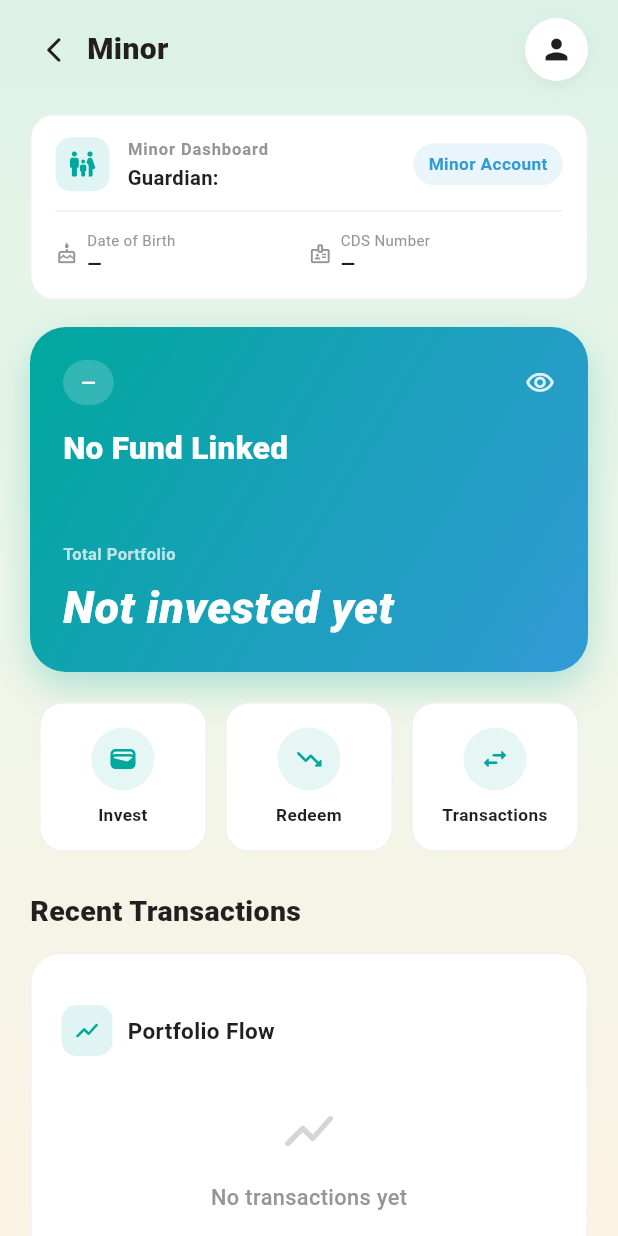
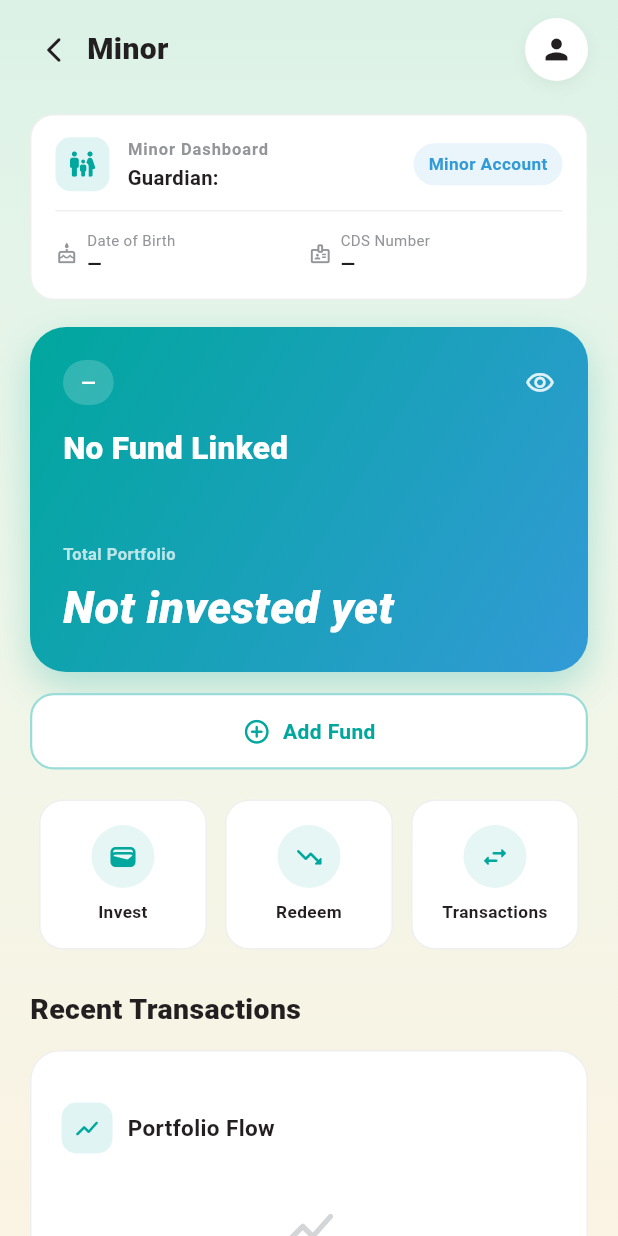
Before and after one commit to Faison2/fund_managment, a Flutter app: the MinorDashboardScreen screen opened directly with empty values, on a phone screen of 412 x 824 dp. Run offline on Flutter 3.47's test engine with Material 3 defaults, Android fonts, the phone set to English and light mode, and no system bars; our stand-ins replace equatable, file_picker, firebase_core, firebase_messaging, fl_chart, flutter_bloc and 7 more; accounts and stored records are empty; network calls fail.

Commit message:
added new fund

```diff
--- a/lib/features/minor_accont/minor_dashboard.dart
+++ b/lib/features/minor_accont/minor_dashboard.dart
@@ -9,9 +9,11 @@ import 'package:tsl/constants/constants.dart';
 import '../../provider/locale_provider.dart';
 import '../../provider/theme_provider.dart';
 import '../deposits/view/deposits.dart';
+import '../funds/view/fund.dart';
+import '../statement/client_statement.dart';
 import '../withdrawal/view/withdrawal_page.dart';
 import 'minor_profile.dart';
-import '../statement/client_statement.dart';
+
 
 // ── TSL Brand colours ──────────────────────────────────────────────────────
 class _TSL {
@@ -466,6 +468,8 @@ class _MinorDashboardScreenState extends State<MinorDashboardScreen> {
               _buildGuardianStrip(),
               const SizedBox(height: 18),
               _buildFundCard(),
+              const SizedBox(height: 14),
+              _buildAddFundButton(),
               const SizedBox(height: 20),
               _buildQuickActions(),
               const SizedBox(height: 26),
@@ -818,6 +822,54 @@ class _MinorDashboardScreenState extends State<MinorDashboardScreen> {
     );
   }
 
+  // ── Add Fund button ─────────────────────────────────────────────────────
+  // Subscribes the minor to a NEW fund (creates a sub account) — distinct
+  // from "Invest", which deposits more into a fund already subscribed to.
+  Widget _buildAddFundButton() {
+    return Material(
+      color: Colors.transparent,
+      child: InkWell(
+        borderRadius: BorderRadius.circular(16),
+        onTap: () {
+          Navigator.push(
+            context,
+            MaterialPageRoute(
+              builder: (_) => FundsScreen(
+                overrideCdsNumber: widget.minor.cdsNumber,
+                investeeName: widget.minor.fullName,
+              ),
+            ),
+          );
+        },
+        child: Container(
+          width: double.infinity,
+          padding: const EdgeInsets.symmetric(vertical: 14),
+          decoration: BoxDecoration(
+            color: _cardBg,
+            borderRadius: BorderRadius.circular(16),
+            border: Border.all(color: _TSL.teal.withOpacity(0.4), width: 1.5),
+          ),
+          child: Row(
+            mainAxisAlignment: MainAxisAlignment.center,
+            children: [
+              Icon(Icons.add_circle_outline_rounded,
+                  color: _TSL.teal, size: 19),
+              const SizedBox(width: 8),
+              Text(
+                _sw ? 'Ongeza Fedha' : 'Add Fund',
+                style: TextStyle(
+                  color: _TSL.teal,
+                  fontWeight: FontWeight.w700,
+                  fontSize: 14,
+                ),
+              ),
+            ],
+          ),
+        ),
+      ),
+    );
+  }
+
   // ── Quick actions grid ─────────────────────────────────────────────────
   // Minor accounts only support Invest / Redeem / Transactions.
   Widget _buildQuickActions() {
```
Also changed, not shown: lib/features/funds/view/fund.dart (+79 -5 lines).
